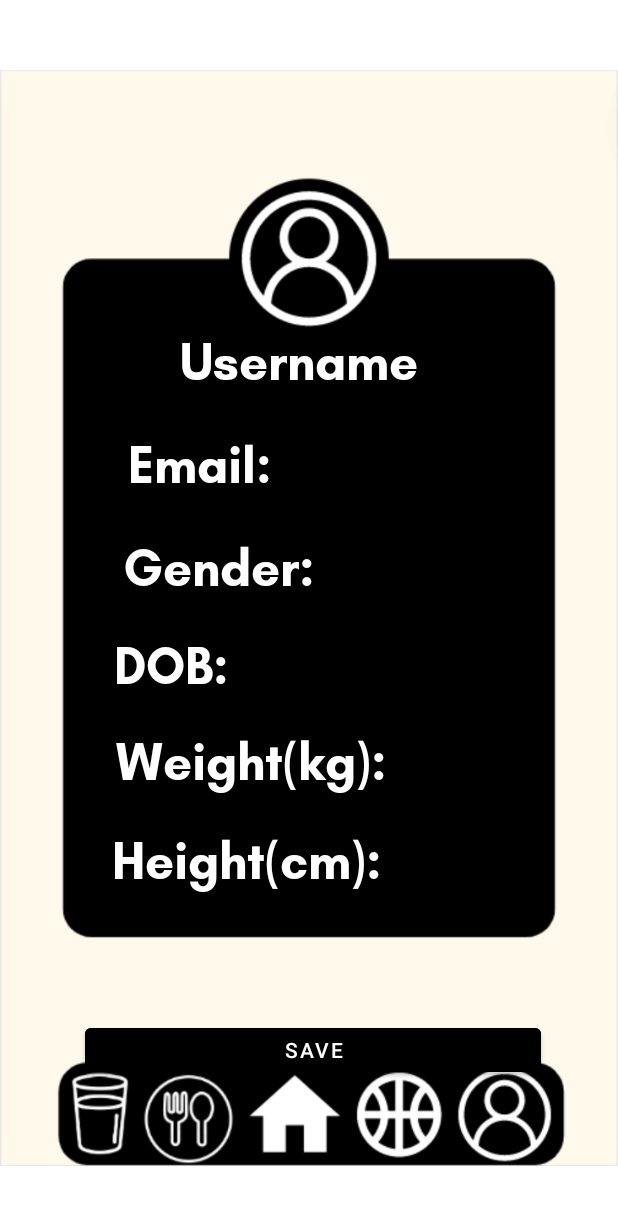
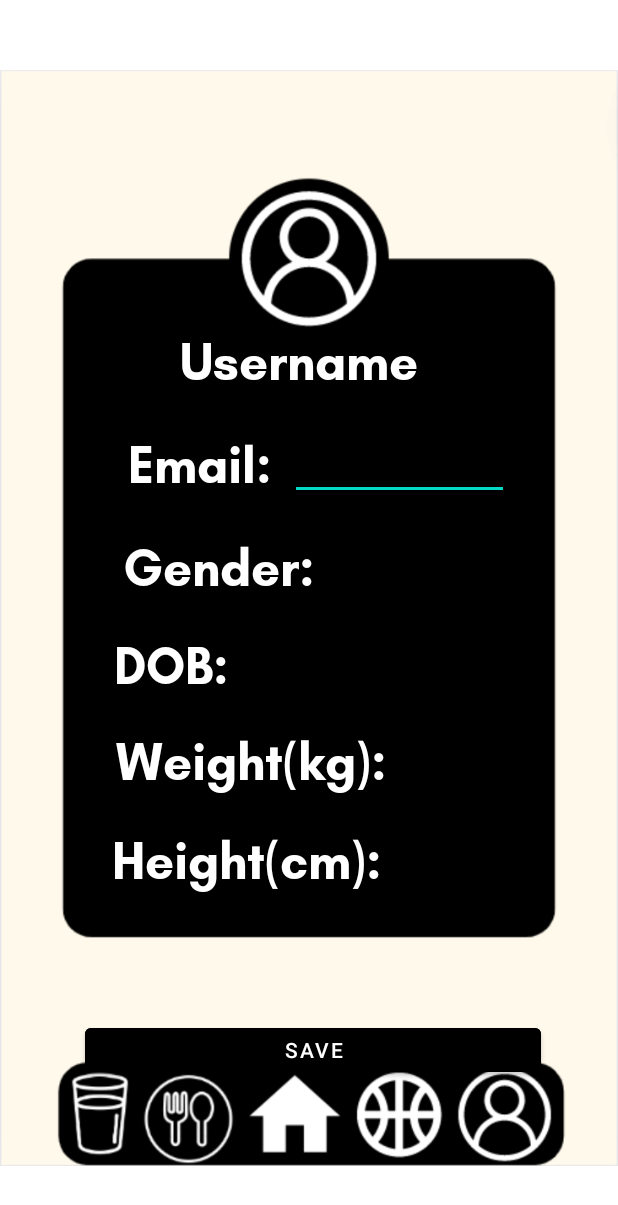
Before and after one commit to chloegem/MobileFinalProject, an Android app: the layout activity_user_profile.xml on its own in the app's theme, with its tools: preview values and no code run, on a phone screen of 412 x 824 dp. Shown: the top 1205 px of the screen. Run offline under Robolectric (Android 15) with nearby library versions, the phone set to English and light mode, and no system bars.

Commit message:
User Profile Activity Complete

```diff
--- a/Frontend/app/src/main/java/com/example/glow/Login.java
+++ b/Frontend/app/src/main/java/com/example/glow/Login.java
@@ -93,7 +93,7 @@ public class Login extends AppCompatActivity {
                     obj = (JSONObject) array.get(0);
                     user_id[0] = obj.getString("user_id");
 
-                    shared = getApplicationContext().getSharedPreferences("com.lau.csc489g_finalproject", Context.MODE_PRIVATE);
+                    shared = getApplicationContext().getSharedPreferences("com.lau.finalproject", Context.MODE_PRIVATE);
                     shared.edit().putString("id",user_id[0]).commit();
                 } catch (Exception e) {
                     e.printStackTrace();
@@ -124,7 +124,7 @@ public class Login extends AppCompatActivity {
         if (input_email.equals("") || input_password.equals("")) {
             Toast.makeText(getApplicationContext(), "Missing Info", Toast.LENGTH_LONG).show();
         } else {
-            String url = "http://78.108.167.52/MobileFinal/Backend/login.php";
+            String url = "http://78.108.167.52/Final/Backend/login.php";
             DownloadTask task = new DownloadTask();
             task.execute(input_email, input_password, url);
         }
--- a/Frontend/app/src/main/java/com/example/glow/Register.java
+++ b/Frontend/app/src/main/java/com/example/glow/Register.java
@@ -116,7 +116,7 @@ public class Register extends AppCompatActivity {
             }else if(!entered_weight.matches( "[0-9]*" ) || entered_weight.length() == 0) {
                 text.setText("Invalid weight format!");
             }else{
-                String url = "http://78.108.167.52/MobileFinal/Backend/signup.php";
+                String url = "http://78.108.167.52/Final/Backend/signup.php";
                 DownloadTask register_task = new DownloadTask();
                 register_task.execute(entered_first_name, entered_last_name, entered_email, entered_birth, entered_gender, entered_password,entered_height, entered_weight, url);
             }
--- a/Frontend/app/src/main/res/layout/activity_user_profile.xml
+++ b/Frontend/app/src/main/res/layout/activity_user_profile.xml
@@ -133,86 +133,6 @@
         app:layout_constraintVertical_bias="0.711" />
 
     <TextView
-        android:id="@+id/show_email"
-        android:layout_width="158dp"
-        android:layout_height="68dp"
-        android:gravity="center|left"
-        android:textColor="#8B92CF"
-        android:textColorHighlight="#FF8B92CF"
-        android:textColorHint="#FF8B92CF"
-        android:textColorLink="#FF8B92CF"
-        app:layout_constraintBottom_toBottomOf="parent"
-        app:layout_constraintEnd_toEndOf="@+id/imageView7"
-        app:layout_constraintHorizontal_bias="0.798"
-        app:layout_constraintStart_toStartOf="parent"
-        app:layout_constraintTop_toTopOf="parent"
-        app:layout_constraintVertical_bias="0.369" />
-
-    <TextView
-        android:id="@+id/show_dob"
-        android:layout_width="158dp"
-        android:layout_height="68dp"
-        android:gravity="center|left"
-        android:textColor="#8B92CF"
-        android:textColorHighlight="#FF8B92CF"
-        android:textColorHint="#FF8B92CF"
-        android:textColorLink="#FF8B92CF"
-        app:layout_constraintBottom_toBottomOf="parent"
-        app:layout_constraintEnd_toEndOf="@+id/imageView7"
-        app:layout_constraintHorizontal_bias="0.667"
-        app:layout_constraintStart_toStartOf="parent"
-        app:layout_constraintTop_toTopOf="parent"
-        app:layout_constraintVertical_bias="0.532" />
-
-    <TextView
-        android:id="@+id/show_weight"
-        android:layout_width="89dp"
-        android:layout_height="69dp"
-        android:gravity="center|left"
-        android:textColor="#8B92CF"
-        android:textColorHighlight="#FF8B92CF"
-        android:textColorHint="#FF8B92CF"
-        android:textColorLink="#FF8B92CF"
-        app:layout_constraintBottom_toBottomOf="parent"
-        app:layout_constraintEnd_toEndOf="@+id/imageView7"
-        app:layout_constraintHorizontal_bias="0.816"
-        app:layout_constraintStart_toStartOf="parent"
-        app:layout_constraintTop_toTopOf="parent"
-        app:layout_constraintVertical_bias="0.635" />
-
-    <TextView
-        android:id="@+id/show_height"
-        android:layout_width="89dp"
-        android:layout_height="69dp"
-        android:gravity="center|left"
-        android:textColor="#8B92CF"
-        android:textColorHighlight="#FF8B92CF"
-        android:textColorHint="#FF8B92CF"
-        android:textColorLink="#FF8B92CF"
-        app:layout_constraintBottom_toBottomOf="parent"
-        app:layout_constraintEnd_toEndOf="@+id/imageView7"
-        app:layout_constraintHorizontal_bias="0.816"
-        app:layout_constraintStart_toStartOf="parent"
-        app:layout_constraintTop_toTopOf="parent"
-        app:layout_constraintVertical_bias="0.723" />
-
-    <TextView
-        android:id="@+id/show_gender"
-        android:layout_width="158dp"
-        android:layout_height="68dp"
-        android:gravity="center|left"
-        android:textColor="#8B92CF"
-        android:textColorHighlight="#FF8B92CF"
-        android:textColorHint="#FF8B92CF"
-        android:textColorLink="#FF8B92CF"
-        app:layout_constraintBottom_toBottomOf="parent"
-        app:layout_constraintEnd_toEndOf="@+id/imageView7"
-        app:layout_constraintHorizontal_bias="0.869"
-        app:layout_constraintStart_toStartOf="parent"
-        app:layout_constraintTop_toTopOf="parent"
-        app:layout_constraintVertical_bias="0.463" />
-
-    <TextView
         android:id="@+id/result"
         android:layout_width="304dp"
         android:layout_height="40dp"
@@ -291,4 +211,89 @@
         app:layout_constraintTop_toTopOf="parent"
         app:layout_constraintVertical_bias="1.0" />
 
+    <EditText
+        android:id="@+id/change_email"
+        android:layout_width="146dp"
+        android:layout_height="55dp"
+        android:ems="10"
+        android:inputType="textPersonName"
+        android:textColor="#FFFFFF"
+        android:textColorHighlight="#FFFFFF"
+        android:textColorHint="#FFFFFF"
+        android:textColorLink="#FFFFFF"
+        app:layout_constraintBottom_toBottomOf="parent"
+        app:layout_constraintEnd_toEndOf="parent"
+        app:layout_constraintHorizontal_bias="0.728"
+        app:layout_constraintStart_toStartOf="parent"
+        app:layout_constraintTop_toTopOf="parent"
+        app:layout_constraintVertical_bias="0.362" />
+
+    <EditText
+        android:id="@+id/change_gender"
+        android:layout_width="137dp"
+        android:layout_height="58dp"
+        android:ems="10"
+        android:inputType="textPersonName"
+        android:textColor="#FFFFFF"
+        android:textColorHighlight="#FFFFFF"
+        android:textColorHint="#FFFFFF"
+        android:textColorLink="#FFFFFF"
+        app:layout_constraintBottom_toBottomOf="parent"
+        app:layout_constraintEnd_toEndOf="parent"
+        app:layout_constraintHorizontal_bias="0.802"
+        app:layout_constraintStart_toStartOf="parent"
+        app:layout_constraintTop_toTopOf="parent"
+        app:layout_constraintVertical_bias="0.456" />
+
+    <EditText
+        android:id="@+id/change_dob"
+        android:layout_width="137dp"
+        android:layout_height="58dp"
+        android:ems="10"
+        android:inputType="textPersonName"
+        android:textColor="#FFFFFF"
+        android:textColorHighlight="#FFFFFF"
+        android:textColorHint="#FFFFFF"
+        android:textColorLink="#FFFFFF"
+        app:layout_constraintBottom_toBottomOf="parent"
+        app:layout_constraintEnd_toEndOf="parent"
+        app:layout_constraintHorizontal_bias="0.598"
+        app:layout_constraintStart_toStartOf="parent"
+        app:layout_constraintTop_toTopOf="parent"
+        app:layout_constraintVertical_bias="0.543" />
+
+    <EditText
+        android:id="@+id/change_weight"
+        android:layout_width="92dp"
+        android:layout_height="54dp"
+        android:ems="10"
+        android:inputType="textPersonName"
+        android:textColor="#FFFFFF"
+        android:textColorHighlight="#FFFFFF"
+        android:textColorHint="#FFFFFF"
+        android:textColorLink="#FFFFFF"
+        app:layout_constraintBottom_toBottomOf="parent"
+        app:layout_constraintEnd_toEndOf="parent"
+        app:layout_constraintHorizontal_bias="0.83"
+        app:layout_constraintStart_toStartOf="parent"
+        app:layout_constraintTop_toTopOf="parent"
+        app:layout_constraintVertical_bias="0.627" />
+
+    <EditText
+        android:id="@+id/change_height"
+        android:layout_width="92dp"
+        android:layout_height="54dp"
+        android:ems="10"
+        android:inputType="textPersonName"
+        android:textColor="#FFFFFF"
+        android:textColorHighlight="#FFFFFF"
+        android:textColorHint="#FFFFFF"
+        android:textColorLink="#FFFFFF"
+        app:layout_constraintBottom_toBottomOf="parent"
+        app:layout_constraintEnd_toEndOf="parent"
+        app:layout_constraintHorizontal_bias="0.824"
+        app:layout_constraintStart_toStartOf="parent"
+        app:layout_constraintTop_toTopOf="parent"
+        app:layout_constraintVertical_bias="0.713" />
+
 </androidx.constraintlayout.widget.ConstraintLayout>
```
Also changed, not shown: Frontend/app/src/main/java/com/example/glow/UserProfile.java (+231 -0 lines).
